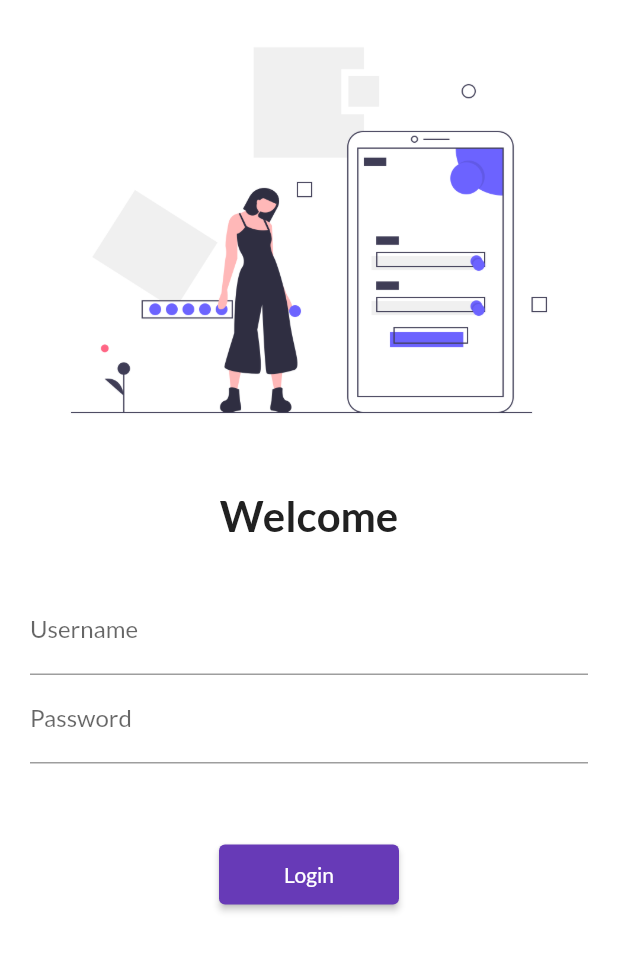
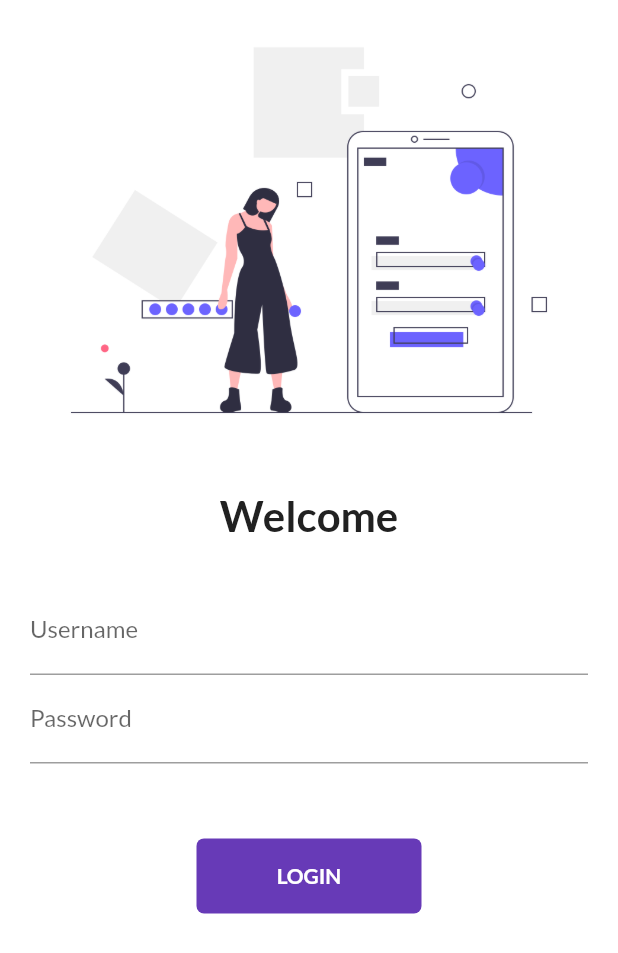
Before and after one commit to ankitbhalla421/flutterdemo, a Flutter app: the screen it shows after launch, on a phone screen of 412 x 824 dp. Shown: the top 953 px of the screen. Run offline on Flutter 3.47's test engine with Material 2 defaults, Android fonts, the phone set to English and light mode, and no system bars; our stand-ins replace google_fonts.

Commit message:
5th step animation on login

```diff
--- a/lib/pages/login.dart
+++ b/lib/pages/login.dart
@@ -1,8 +1,16 @@
 import 'package:flutter/material.dart';
 import 'package:flutterdemo/utils/routes.dart';
 
-class Login extends StatelessWidget {
+class Login extends StatefulWidget {
   const Login({Key key}) : super(key: key);
+
+  @override
+  _LoginState createState() => _LoginState();
+}
+
+class _LoginState extends State<Login> {
+  String name = '';
+  bool animated = false;
 
   @override
   Widget build(BuildContext context) {
@@ -34,12 +42,38 @@ class Login extends StatelessWidget {
                     )
                   ])),
               SizedBox(height: 40),
-              ElevatedButton(
-                  onPressed: () {
-                    Navigator.pushNamed(context, MyRoutes.homeRoute);
-                  },
-                  child: Text('Login'),
-                  style: TextButton.styleFrom(minimumSize: Size(120, 40))),
+              InkWell(
+                onTap: () async {
+                  setState(() {
+                    animated = true;
+                  });
+                  await Future.delayed(Duration(seconds: 1));
+                  Navigator.pushNamed(context, MyRoutes.homeRoute);
+                },
+                child: AnimatedContainer(
+                    duration: Duration(seconds: 1),
+                    child: Container(
+                        width: animated ? 50 : 150,
+                        height: 50,
+                        alignment: Alignment.center,
+                        child: animated
+                            ? Icon(Icons.done, color: Colors.white)
+                            : Text('LOGIN',
+                                style: TextStyle(
+                                    color: Colors.white,
+                                    fontSize: 14,
+                                    fontWeight: FontWeight.bold)),
+                        decoration: BoxDecoration(
+                            color: Colors.deepPurple,
+                            borderRadius:
+                                BorderRadius.circular(animated ? 25 : 5)))),
+              )
+              // ElevatedButton(
+              //     onPressed: () {
+              //       Navigator.pushNamed(context, MyRoutes.homeRoute);
+              //     },
+              //     child: Text('Login'),
+              //     style: TextButton.styleFrom(minimumSize: Size(120, 40))),
             ],
           ),
         ));
```
